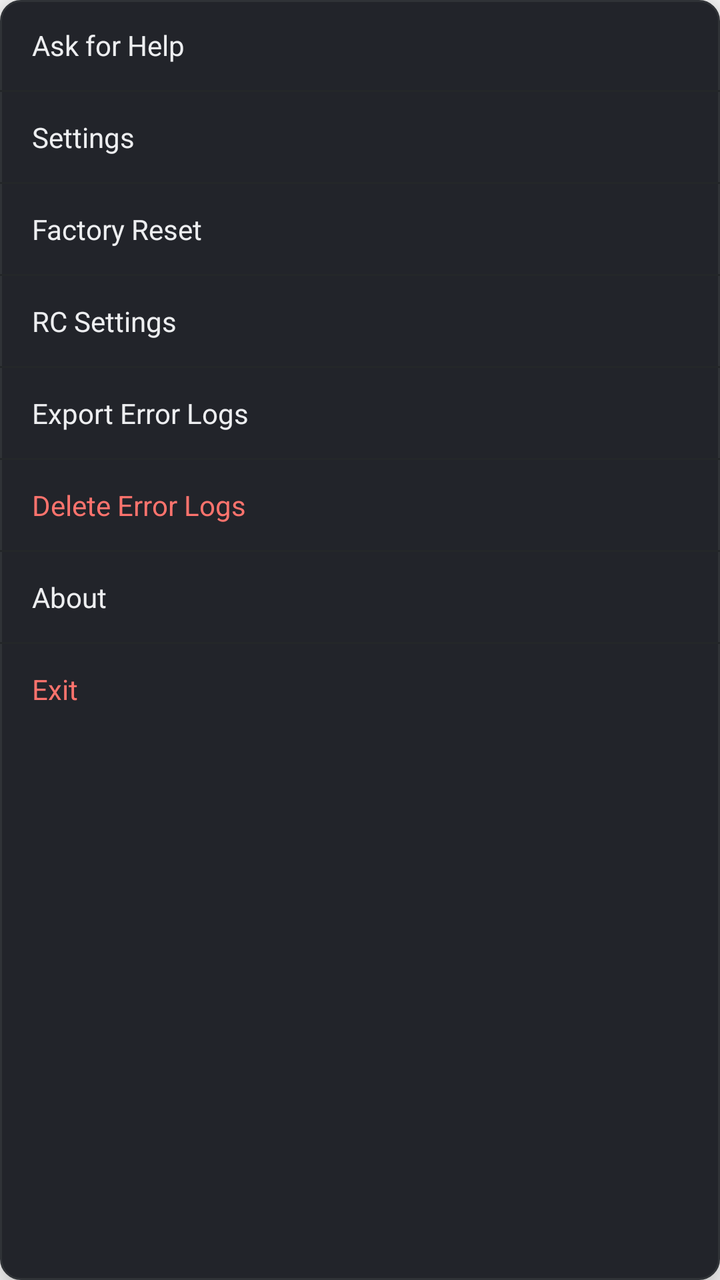
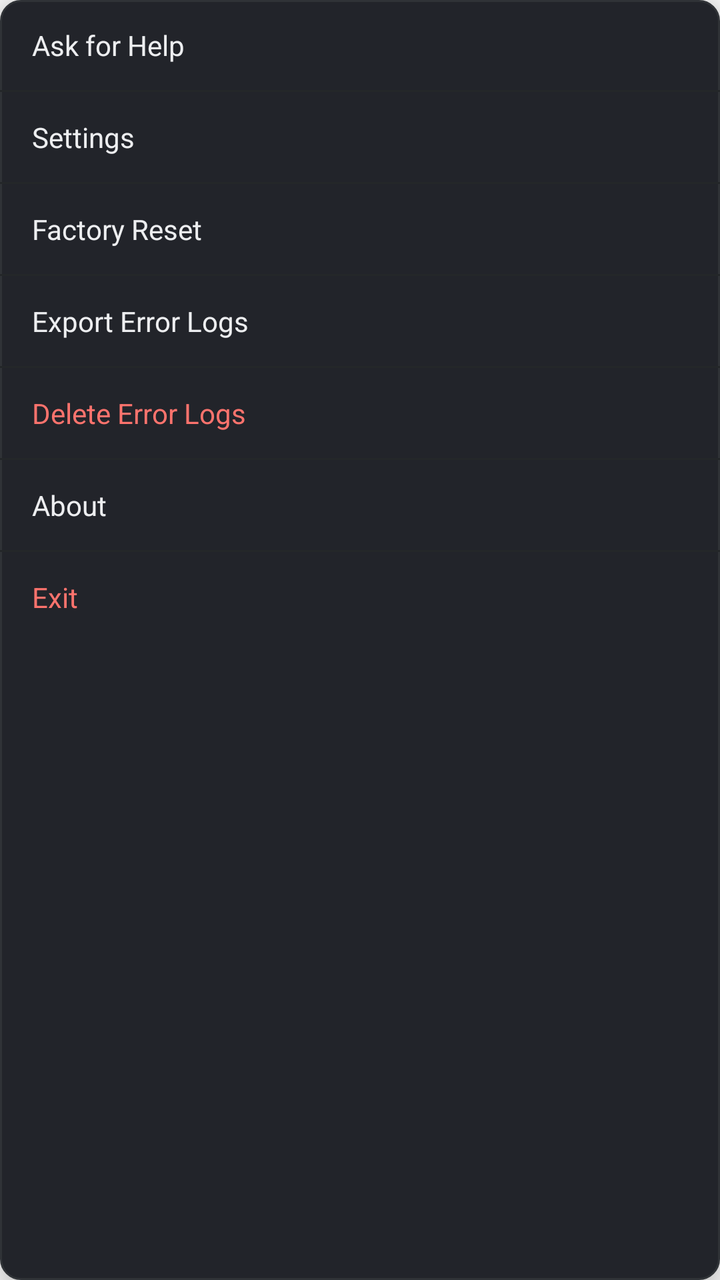

The first picture is an Android layout as it rendered before a commit; the second is the same layout after the commit. The layout source and the unified diff follow.
<!-- AndroidManifest.xml: application theme AppTheme -->
<!-- res/layout/popup_home_overflow.xml -->
<?xml version="1.0" encoding="utf-8"?>
<LinearLayout xmlns:android="http://schemas.android.com/apk/res/android"
    android:layout_width="190dp"
    android:layout_height="wrap_content"
    android:orientation="vertical"
    android:background="@drawable/bg_home_popup"
    android:elevation="12dp">

    <TextView
        android:id="@+id/home_menu_row_help"
        android:layout_width="match_parent"
        android:layout_height="wrap_content"
        android:background="?attr/selectableItemBackground"
        android:clickable="true"
        android:focusable="true"
        android:paddingStart="16dp"
        android:paddingEnd="16dp"
        android:paddingTop="13dp"
        android:paddingBottom="13dp"
        android:text="@string/gen_help"
        android:textColor="@color/home_text_primary"
        android:textSize="14sp" />

    <View
        android:layout_width="match_parent"
        android:layout_height="1dp"
        android:background="@color/home_border_soft" />

    <TextView
        android:id="@+id/home_menu_row_settings"
        android:layout_width="match_parent"
        android:layout_height="wrap_content"
        android:background="?attr/selectableItemBackground"
        android:clickable="true"
        android:focusable="true"
        android:paddingStart="16dp"
        android:paddingEnd="16dp"
        android:paddingTop="13dp"
        android:paddingBottom="13dp"
        android:text="@string/home_menu_settings"
        android:textColor="@color/home_text_primary"
        android:textSize="14sp" />

    <View
        android:layout_width="match_parent"
        android:layout_height="1dp"
        android:background="@color/home_border_soft" />

    <TextView
        android:id="@+id/home_menu_row_reset"
        android:layout_width="match_parent"
        android:layout_height="wrap_content"
        android:background="?attr/selectableItemBackground"
        android:clickable="true"
        android:focusable="true"
        android:paddingStart="16dp"
        android:paddingEnd="16dp"
        android:paddingTop="13dp"
        android:paddingBottom="13dp"
        android:text="@string/gen_FactoryReset"
        android:textColor="@color/home_text_primary"
        android:textSize="14sp" />

    <View
        android:layout_width="match_parent"
        android:layout_height="1dp"
        android:background="@color/home_border_soft" />

    <TextView
        android:id="@+id/home_menu_row_remote"
        android:layout_width="match_parent"
        android:layout_height="wrap_content"
        android:background="?attr/selectableItemBackground"
        android:clickable="true"
        android:focusable="true"
        android:paddingStart="16dp"
        android:paddingEnd="16dp"
        android:paddingTop="13dp"
        android:paddingBottom="13dp"
        android:text="@string/actionremote_settings"
        android:textColor="@color/home_text_primary"
        android:textSize="14sp" />

    <View
        android:layout_width="match_parent"
        android:layout_height="1dp"
        android:background="@color/home_border_soft" />

    <TextView
        android:id="@+id/home_menu_row_export_logs"
        android:layout_width="match_parent"
        android:layout_height="wrap_content"
        android:background="?attr/selectableItemBackground"
        android:clickable="true"
        android:focusable="true"
        android:paddingStart="16dp"
        android:paddingEnd="16dp"
        android:paddingTop="13dp"
        android:paddingBottom="13dp"
        android:text="@string/home_menu_export_logs"
        android:textColor="@color/home_text_primary"
        android:textSize="14sp" />

    <View
        android:layout_width="match_parent"
        android:layout_height="1dp"
        android:background="@color/home_border_soft" />

    <TextView
        android:id="@+id/home_menu_row_clear_logs"
        android:layout_width="match_parent"
        android:layout_height="wrap_content"
        android:background="?attr/selectableItemBackground"
        android:clickable="true"
        android:focusable="true"
        android:paddingStart="16dp"
        android:paddingEnd="16dp"
        android:paddingTop="13dp"
        android:paddingBottom="13dp"
        android:text="@string/home_menu_clear_logs"
        android:textColor="@color/home_red_text"
        android:textSize="14sp" />

    <View
        android:layout_width="match_parent"
        android:layout_height="1dp"
        android:background="@color/home_border_soft" />

    <TextView
        android:id="@+id/home_menu_row_about"
        android:layout_width="match_parent"
        android:layout_height="wrap_content"
        android:background="?attr/selectableItemBackground"
        android:clickable="true"
        android:focusable="true"
        android:paddingStart="16dp"
        android:paddingEnd="16dp"
        android:paddingTop="13dp"
        android:paddingBottom="13dp"
        android:text="@string/gen_about"
        android:textColor="@color/home_text_primary"
        android:textSize="14sp" />

    <View
        android:layout_width="match_parent"
        android:layout_height="1dp"
        android:background="@color/home_border_soft" />

    <TextView
        android:id="@+id/home_menu_row_exit"
        android:layout_width="match_parent"
        android:layout_height="wrap_content"
        android:background="?attr/selectableItemBackground"
        android:clickable="true"
        android:focusable="true"
        android:paddingStart="16dp"
        android:paddingEnd="16dp"
        android:paddingTop="13dp"
        android:paddingBottom="13dp"
        android:text="@string/action_exit"
        android:textColor="@color/home_red_text"
        android:textSize="14sp" />

</LinearLayout>
<!-- resources referenced by this layout -->
<resources>
  <color name="home_border_soft">#242729</color>
  <color name="home_red_text">#FD736D</color>
  <color name="home_text_primary">#EDEEF0</color>
  <!-- drawable bg_home_popup (drawable) -->
  <?xml version="1.0" encoding="utf-8"?>
  <shape xmlns:android="http://schemas.android.com/apk/res/android"
      android:shape="rectangle">
      <solid android:color="@color/home_popup_bg" />
      <stroke android:width="1dp" android:color="@color/home_border_input" />
      <corners android:radius="10dp" />
  </shape>
  <string name="action_exit">Exit</string>
  <string name="actionremote_settings">RC Settings</string>
  <string name="gen_FactoryReset">Factory Reset</string>
  <string name="gen_about">About</string>
  <string name="gen_help">Ask for Help</string>
  <string name="home_menu_clear_logs">Delete Error Logs</string>
  <string name="home_menu_export_logs">Export Error Logs</string>
  <string name="home_menu_settings">Settings</string>
  <style name="AppTheme" parent="Theme.AppCompat.Light.DarkActionBar">
          
      </style>
  <color name="home_popup_bg">#22242A</color>
  <color name="home_border_input">#303337</color>
</resources>

<!-- the commit's change to res/layout/popup_home_overflow.xml (unified diff, before → after) -->
@@ -58,26 +58,6 @@
         android:paddingTop="13dp"
         android:paddingBottom="13dp"
         android:text="@string/gen_FactoryReset"
-        android:textColor="@color/home_text_primary"
-        android:textSize="14sp" />
-
-    <View
-        android:layout_width="match_parent"
-        android:layout_height="1dp"
-        android:background="@color/home_border_soft" />
-
-    <TextView
-        android:id="@+id/home_menu_row_remote"
-        android:layout_width="match_parent"
-        android:layout_height="wrap_content"
-        android:background="?attr/selectableItemBackground"
-        android:clickable="true"
-        android:focusable="true"
-        android:paddingStart="16dp"
-        android:paddingEnd="16dp"
-        android:paddingTop="13dp"
-        android:paddingBottom="13dp"
-        android:text="@string/actionremote_settings"
         android:textColor="@color/home_text_primary"
         android:textSize="14sp" />
 
<!-- resource entries referenced after the edit -->
@@ -12,7 +12,6 @@
       <corners android:radius="10dp" />
   </shape>
   <string name="action_exit">Exit</string>
-  <string name="actionremote_settings">RC Settings</string>
   <string name="gen_FactoryReset">Factory Reset</string>
   <string name="gen_about">About</string>
   <string name="gen_help">Ask for Help</string>
